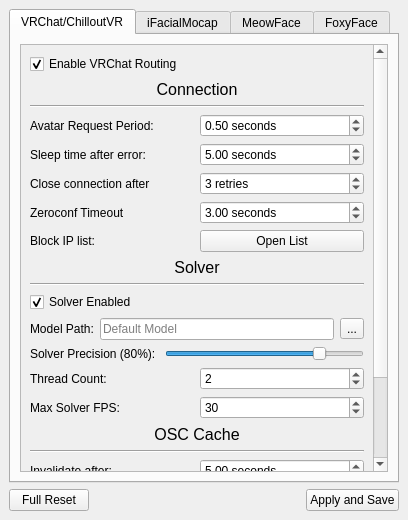
Before: the Qt Designer form FoxyFace/src/ui/qtcreator/SenderSettings.ui in Jeka8833/FoxyFace, drawn with Qt 5.
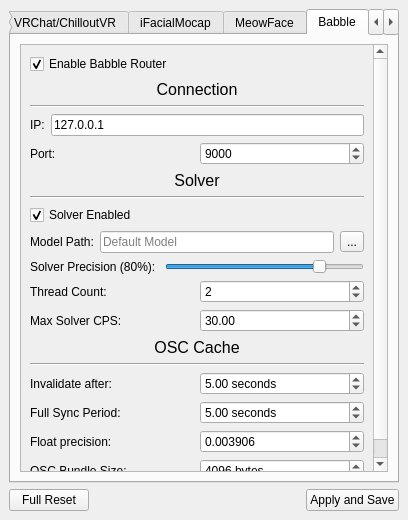
After: the same form once the commit is applied. The open tabs and pages were chosen to show the change.

Commit message: Add Babble sender integration to SenderSettings window

```diff
--- a/FoxyFace/src/ui/qtcreator/SenderSettings.ui
+++ b/FoxyFace/src/ui/qtcreator/SenderSettings.ui
@@ -1838,6 +1838,548 @@
         </item>
        </layout>
       </widget>
+      <widget class="QWidget" name="tab_5">
+       <attribute name="title">
+        <string>Babble</string>
+       </attribute>
+       <layout class="QVBoxLayout" name="verticalLayout_17">
+        <item>
+         <widget class="QScrollArea" name="scrollArea_5">
+          <property name="widgetResizable">
+           <bool>true</bool>
+          </property>
+          <widget class="QWidget" name="scrollAreaWidgetContents_6">
+           <property name="geometry">
+            <rect>
+             <x>0</x>
+             <y>0</y>
+             <width>352</width>
+             <height>479</height>
+            </rect>
+           </property>
+           <layout class="QVBoxLayout" name="verticalLayout_18">
+            <item>
+             <widget class="QCheckBox" name="babble_enable_cb">
+              <property name="text">
+               <string>Enable Babble Router</string>
+              </property>
+              <property name="checked">
+               <bool>true</bool>
+              </property>
+             </widget>
+            </item>
+            <item>
+             <widget class="QWidget" name="widget_11" native="true">
+              <layout class="QVBoxLayout" name="verticalLayout_19">
+               <property name="leftMargin">
+                <number>0</number>
+               </property>
+               <property name="topMargin">
+                <number>0</number>
+               </property>
+               <property name="rightMargin">
+                <number>0</number>
+               </property>
+               <property name="bottomMargin">
+                <number>0</number>
+               </property>
+               <item>
+                <widget class="QLabel" name="babble_connection_lb">
+                 <property name="font">
+                  <font>
+                   <pointsize>12</pointsize>
+                  </font>
+                 </property>
+                 <property name="text">
+                  <string>Connection</string>
+                 </property>
+                 <property name="alignment">
+                  <set>Qt::AlignmentFlag::AlignCenter</set>
+                 </property>
+                </widget>
+               </item>
+               <item>
+                <widget class="Line" name="babble_connection_line">
+                 <property name="orientation">
+                  <enum>Qt::Orientation::Horizontal</enum>
+                 </property>
+                </widget>
+               </item>
+               <item>
+                <widget class="QWidget" name="babble_ip_widget" native="true">
+                 <layout class="QHBoxLayout" name="horizontalLayout_31">
+                  <property name="leftMargin">
+                   <number>0</number>
+                  </property>
+                  <property name="topMargin">
+                   <number>0</number>
+                  </property>
+                  <property name="rightMargin">
+                   <number>0</number>
+                  </property>
+                  <property name="bottomMargin">
+                   <number>0</number>
+                  </property>
+                  <item>
+                   <widget class="QLabel" name="babble_ip_lb">
+                    <property name="text">
+                     <string>IP:</string>
+                    </property>
+                   </widget>
+                  </item>
+                  <item>
+                   <widget class="QLineEdit" name="babble_ip_le">
+                    <property name="text">
+                     <string>127.0.0.1</string>
+                    </property>
+                    <property name="maxLength">
+                     <number>256</number>
+                    </property>
+                   </widget>
+                  </item>
+                 </layout>
+                </widget>
+               </item>
+               <item>
+                <widget class="QWidget" name="babble_port_widget" native="true">
+                 <layout class="QHBoxLayout" name="horizontalLayout_32">
+                  <property name="leftMargin">
+                   <number>0</number>
+                  </property>
+                  <property name="topMargin">
+                   <number>0</number>
+                  </property>
+                  <property name="rightMargin">
+                   <number>0</number>
+                  </property>
+                  <property name="bottomMargin">
+                   <number>0</number>
+                  </property>
+                  <item>
+                   <widget class="QLabel" name="babble_port_lb">
+                    <property name="text">
+                     <string>Port:</string>
+                    </property>
+                   </widget>
+                  </item>
+                  <item>
+                   <widget class="QSpinBox" name="babble_port_sb">
+                    <property name="maximum">
+                     <number>65535</number>
+                    </property>
+                    <property name="value">
+                     <number>9000</number>
+                    </property>
+                   </widget>
+                  </item>
+                 </layout>
+                </widget>
+               </item>
+               <item>
+                <widget class="QLabel" name="babble_solver_lb">
+                 <property name="font">
+                  <font>
+                   <pointsize>12</pointsize>
+                  </font>
+                 </property>
+                 <property name="text">
+                  <string>Solver</string>
+                 </property>
+                 <property name="alignment">
+                  <set>Qt::AlignmentFlag::AlignCenter</set>
+                 </property>
+                </widget>
+               </item>
+               <item>
+                <widget class="Line" name="babble_solver_line">
+                 <property name="orientation">
+                  <enum>Qt::Orientation::Horizontal</enum>
+                 </property>
+                </widget>
+               </item>
+               <item>
+                <widget class="QCheckBox" name="babble_enable_solver_cb">
+                 <property name="text">
+                  <string>Solver Enabled</string>
+                 </property>
+                 <property name="checked">
+                  <bool>true</bool>
+                 </property>
+                </widget>
+               </item>
+               <item>
+                <widget class="QWidget" name="widget_12" native="true">
+                 <layout class="QVBoxLayout" name="verticalLayout_20">
+                  <property name="leftMargin">
+                   <number>0</number>
+                  </property>
+                  <property name="topMargin">
+                   <number>0</number>
+                  </property>
+                  <property name="rightMargin">
+                   <number>0</number>
+                  </property>
+                  <property name="bottomMargin">
+                   <number>0</number>
+                  </property>
+                  <item>
+                   <widget class="QWidget" name="babble_solver_model_widget" native="true">
+                    <layout class="QHBoxLayout" name="horizontalLayout_33">
+                     <property name="leftMargin">
+                      <number>0</number>
+                     </property>
+                     <property name="topMargin">
+                      <number>0</number>
+                     </property>
+                     <property name="rightMargin">
+                      <number>0</number>
+                     </property>
+                     <property name="bottomMargin">
+                      <number>0</number>
+                     </property>
+                     <item>
+                      <widget class="QLabel" name="babble_solver_model_lb">
+                       <property name="text">
+                        <string>Model Path:</string>
+                       </property>
+                      </widget>
+                     </item>
+                     <item>
+                      <widget class="QLineEdit" name="babble_solver_model_le">
+                       <property name="placeholderText">
+                        <string>Default Model</string>
+                       </property>
+                      </widget>
+                     </item>
+                     <item>
+                      <widget class="QToolButton" name="babble_solver_model_btn">
+                       <property name="text">
+                        <string>...</string>
+                       </property>
+                      </widget>
+                     </item>
+                    </layout>
+                   </widget>
+                  </item>
+                  <item>
+                   <widget class="QWidget" name="babble_solver_precision_widget" native="true">
+                    <layout class="QHBoxLayout" name="horizontalLayout_34">
+                     <property name="leftMargin">
+                      <number>0</number>
+                     </property>
+                     <property name="topMargin">
+                      <number>0</number>
+                     </property>
+                     <property name="rightMargin">
+                      <number>0</number>
+                     </property>
+                     <property name="bottomMargin">
+                      <number>0</number>
+                     </property>
+                     <item>
+                      <widget class="QLabel" name="babble_solver_precision_lb">
+                       <property name="text">
+                        <string notr="true">Solver Precision (80%): </string>
+                       </property>
+                      </widget>
+                     </item>
+                     <item>
+                      <widget class="QSlider" name="babble_solver_precision_slider">
+                       <property name="minimum">
+                        <number>1</number>
+                       </property>
+                       <property name="maximum">
+                        <number>100</number>
+                       </property>
+                       <property name="value">
+                        <number>80</number>
+                       </property>
+                       <property name="orientation">
+                        <enum>Qt::Orientation::Horizontal</enum>
+                       </property>
+                      </widget>
+                     </item>
+                    </layout>
+                   </widget>
+                  </item>
+                  <item>
+                   <widget class="QWidget" name="babble_solver_threads_widget" native="true">
+                    <layout class="QHBoxLayout" name="horizontalLayout_35">
+                     <property name="leftMargin">
+                      <number>0</number>
+                     </property>
+                     <property name="topMargin">
+                      <number>0</number>
+                     </property>
+                     <property name="rightMargin">
+                      <number>0</number>
+                     </property>
+                     <property name="bottomMargin">
+                      <number>0</number>
+                     </property>
+                     <item>
+                      <widget class="QLabel" name="babble_solver_threads_lb">
+                       <property name="text">
+                        <string>Thread Count:</string>
+                       </property>
+                      </widget>
+                     </item>
+                     <item>
+                      <widget class="QSpinBox" name="babble_solver_threads_sb">
+                       <property name="minimum">
+                        <number>1</number>
+                       </property>
+                       <property name="maximum">
+                        <number>32</number>
+                       </property>
+                       <property name="value">
+                        <number>2</number>
+                       </property>
+                      </widget>
+                     </item>
+                    </layout>
+                   </widget>
+                  </item>
+                  <item>
+                   <widget class="QWidget" name="babble_solver_max_cps_widget" native="true">
+                    <layout class="QHBoxLayout" name="horizontalLayout_36">
+                     <property name="leftMargin">
+                      <number>0</number>
+                     </property>
+                     <property name="topMargin">
+                      <number>0</number>
+                     </property>
+                     <property name="rightMargin">
+                      <number>0</number>
+                     </property>
+                     <property name="bottomMargin">
+                      <number>0</number>
+                     </property>
+                     <item>
+                      <widget class="QLabel" name="babble_solver_max_cps_lb">
+                       <property name="text">
+                        <string>Max Solver CPS:</string>
+                       </property>
+                      </widget>
+                     </item>
+                     <item>
+                      <widget class="QDoubleSpinBox" name="babble_solver_max_cps_sb">
+                       <property name="minimum">
+                        <double>1.000000000000000</double>
+                       </property>
+                       <property name="maximum">
+                        <double>120.000000000000000</double>
+                       </property>
+                       <property name="value">
+                        <double>30.000000000000000</double>
+                       </property>
+                      </widget>
+                     </item>
+                    </layout>
+                   </widget>
+                  </item>
+                 </layout>
+                </widget>
+               </item>
+               <item>
+                <widget class="QLabel" name="babble_cache_lb">
+                 <property name="font">
+                  <font>
+                   <pointsize>12</pointsize>
+                  </font>
+                 </property>
+                 <property name="text">
+                  <string>OSC Cache</string>
+                 </property>
+                 <property name="alignment">
+                  <set>Qt::AlignmentFlag::AlignCenter</set>
+                 </property>
+                </widget>
+               </item>
+               <item>
+                <widget class="Line" name="babble_cache_line">
+                 <property name="orientation">
+                  <enum>Qt::Orientation::Horizontal</enum>
+                 </property>
+                </widget>
+               </item>
+               <item>
+                <widget class="QWidget" name="babble_cache_invalidate_widget" native="true">
+                 <layout class="QHBoxLayout" name="horizontalLayout_37">
+                  <property name="leftMargin">
+                   <number>0</number>
+                  </property>
+                  <property name="topMargin">
+                   <number>0</number>
+                  </property>
+                  <property name="rightMargin">
+                   <number>0</number>
+                  </property>
+                  <property name="bottomMargin">
+                   <number>0</number>
+                  </property>
+                  <item>
+                   <widget class="QLabel" name="babble_cache_invalidate_lb">
+                    <property name="text">
+                     <string>Invalidate after:</string>
+                    </property>
+                   </widget>
+                  </item>
+                  <item>
+                   <widget class="QDoubleSpinBox" name="babble_cache_invalidate_sb">
+                    <property name="suffix">
+                     <string> seconds</string>
+                    </property>
+                    <property name="maximum">
+                     <double>60.000000000000000</double>
+                    </property>
+                    <property name="value">
+                     <double>5.000000000000000</double>
+                    </property>
+                   </widget>
+                  </item>
+                 </layout>
+                </widget>
+               </item>
+               <item>
+                <widget class="QWidget" name="babble_cache_sync_widget" native="true">
+                 <layout class="QHBoxLayout" name="horizontalLayout_38">
+                  <property name="leftMargin">
+                   <number>0</number>
+                  </property>
+                  <property name="topMargin">
+                   <number>0</number>
+                  </property>
+                  <property name="rightMargin">
+                   <number>0</number>
+                  </property>
+                  <property name="bottomMargin">
+                   <number>0</number>
+                  </property>
+                  <item>
+                   <widget class="QLabel" name="babble_cache_sync_lb">
+                    <property name="text">
+                     <string>Full Sync Period:</string>
+                    </property>
+                   </widget>
+                  </item>
+                  <item>
+                   <widget class="QDoubleSpinBox" name="babble_cache_sync_sb">
+                    <property name="suffix">
+                     <string> seconds</string>
+                    </property>
+                    <property name="maximum">
+                     <double>60.000000000000000</double>
+                    </property>
+                    <property name="value">
+                     <double>5.000000000000000</double>
+                    </property>
+                   </widget>
+                  </item>
+                 </layout>
+                </widget>
+               </item>
+               <item>
+                <widget class="QWidget" name="babble_cache_float_precision_widget" native="true">
+                 <layout class="QHBoxLayout" name="horizontalLayout_39">
+                  <property name="leftMargin">
+                   <number>0</number>
+                  </property>
+                  <property name="topMargin">
+                   <number>0</number>
+                  </property>
+                  <property name="rightMargin">
+                   <number>0</number>
+                  </property>
+                  <property name="bottomMargin">
+                   <number>0</number>
+                  </property>
+                  <item>
+                   <widget class="QLabel" name="babble_cache_float_precision_lb">
+                    <property name="text">
+                     <string>Float precision:</string>
+                    </property>
+                   </widget>
+                  </item>
+                  <item>
+                   <widget class="QDoubleSpinBox" name="babble_cache_float_precision_sb">
+                    <property name="decimals">
+                     <number>6</number>
+                    </property>
+                    <property name="maximum">
+                     <double>0.500000000000000</double>
+                    </property>
+                    <property name="value">
+                     <double>0.003906000000000</double>
+                    </property>
+                   </widget>
+                  </item>
+                 </layout>
+                </widget>
+               </item>
+               <item>
+                <widget class="QWidget" name="babble_cache_bundle_widget" native="true">
+                 <layout class="QHBoxLayout" name="horizontalLayout_40">
+                  <property name="leftMargin">
+                   <number>0</number>
+                  </property>
+                  <property name="topMargin">
+                   <number>0</number>
+                  </property>
+                  <property name="rightMargin">
+                   <number>0</number>
+                  </property>
+                  <property name="bottomMargin">
+                   <number>0</number>
+                  </property>
+                  <item>
+                   <widget class="QLabel" name="babble_cache_bundle_lb">
+                    <property name="text">
+                     <string>OSC Bundle Size:</string>
+                    </property>
+                   </widget>
+                  </item>
+                  <item>
+                   <widget class="QSpinBox" name="babble_cache_bundle_sb">
+                    <property name="suffix">
+                     <string> bytes</string>
+                    </property>
+                    <property name="minimum">
+                     <number>100</number>
+                    </property>
+                    <property name="maximum">
+                     <number>65506</number>
+                    </property>
+                    <property name="value">
+                     <number>4096</number>
+                    </property>
+                   </widget>
+                  </item>
+                 </layout>
+                </widget>
+               </item>
+              </layout>
+             </widget>
+            </item>
+            <item>
+             <spacer name="verticalSpacer_5">
+              <property name="orientation">
+               <enum>Qt::Orientation::Vertical</enum>
+              </property>
+              <property name="sizeHint" stdset="0">
+               <size>
+                <width>20</width>
+                <height>0</height>
+               </size>
+              </property>
+             </spacer>
+            </item>
+           </layout>
+          </widget>
+         </widget>
+        </item>
+       </layout>
+      </widget>
       <widget class="QWidget" name="tab_3">
        <attribute name="title">
         <string>FoxyFace</string>
```
Left out of the diff: 34 changed lines with no effect on the pictures. The commit also changes 2 other files.
